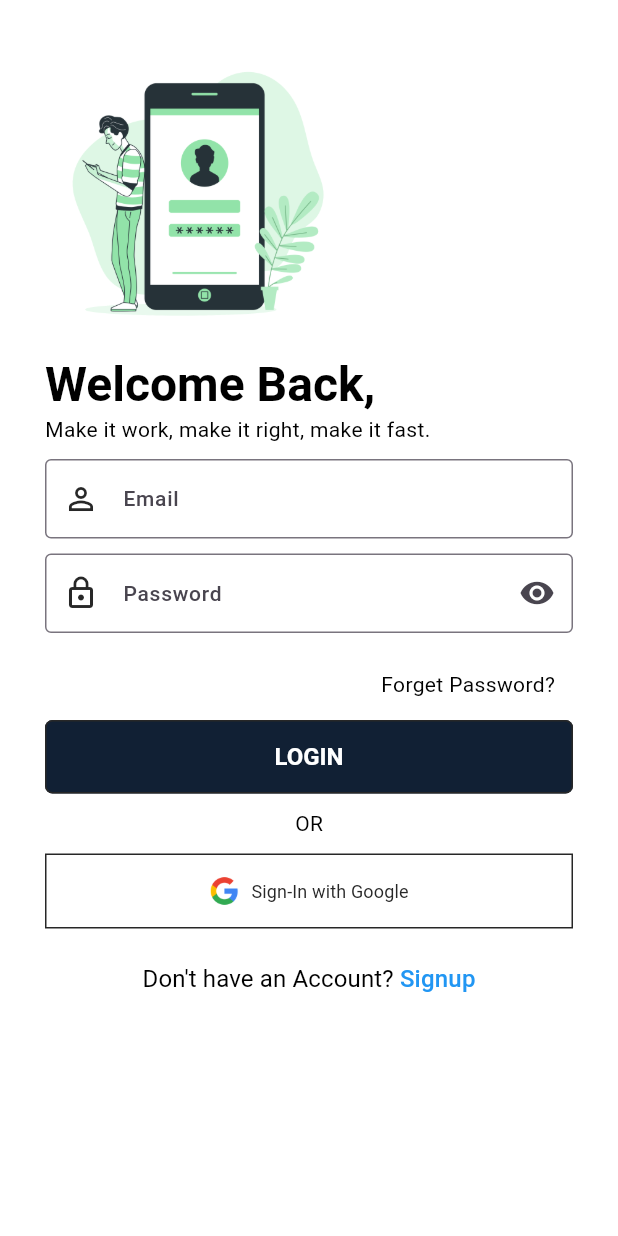
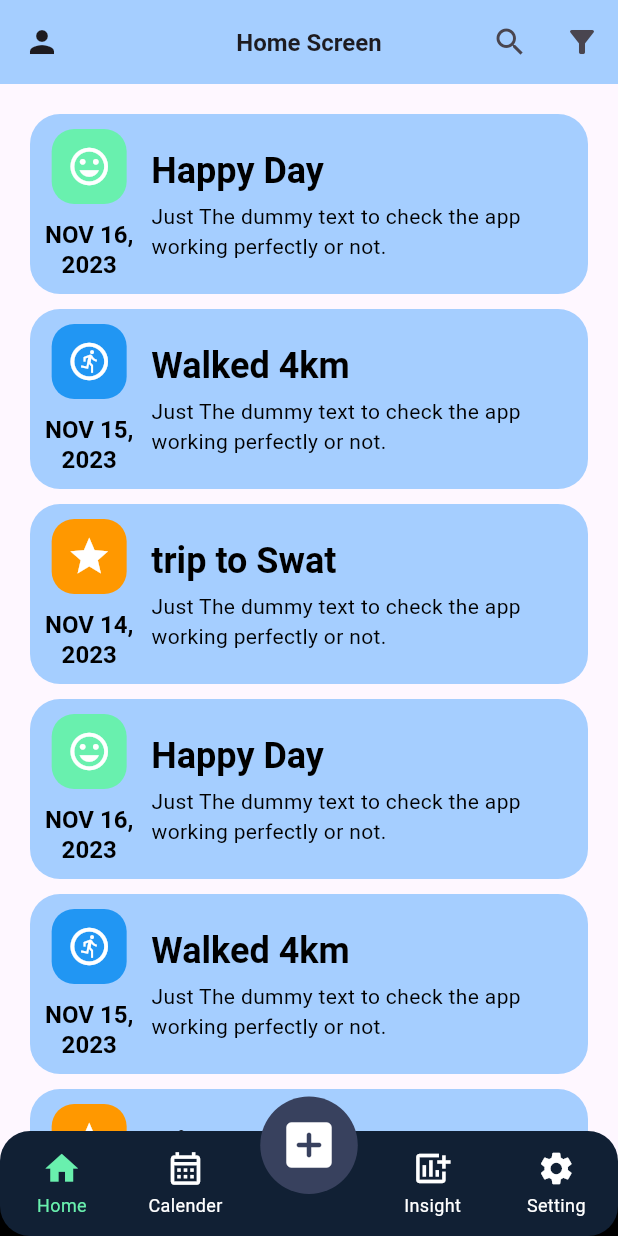
Before and after one commit to Tayyab2267/everyday_chronicles, a Flutter app: the LoginScreen screen opened directly, after a tap on "LOGIN", on a phone screen of 412 x 824 dp. Run offline on Flutter 3.47's test engine with Material 2 defaults, Android fonts, the phone set to English and light mode, and no system bars; drawn by our look-alikes of persistent_bottom_nav_bar; our stand-ins replace firebase_auth, firebase_core, flutter_otp_text_field, get, google_fonts, liquid_swipe and 3 more; missing offline and left inert: dart:ffi; accounts and stored records are empty; generated files the repository leaves out were written again; Roboto replaces fonts that are missing (Poppins).

Commit message:
Make back_button_widget, bottom_navigation_bar_widget, daily_record_card, Home Screen, and Set some little things.

```diff
--- /dev/null
+++ b/lib/src/common_widgets/button/back_button_widget.dart
@@ -0,0 +1,28 @@
+import 'package:flutter/material.dart';
+
+class BackButtonWidget extends StatelessWidget {
+  const BackButtonWidget({
+    super.key,
+  });
+
+  @override
+  Widget build(BuildContext context) {
+    return GestureDetector(
+      onTap: () {
+        Navigator.of(context).pop();
+      },
+      child: Container(
+        padding: const EdgeInsets.all(0.0),
+        child: Row(
+          children: [
+            const Icon(Icons.arrow_back_ios),
+            Text(
+              "Back".toUpperCase(),
+              style: Theme.of(context).textTheme.titleLarge,
+            ),
+          ],
+        ),
+      ),
+    );
+  }
+}
--- /dev/null
+++ b/lib/src/common_widgets/cards/daily_record_card.dart
@@ -0,0 +1,84 @@
+import 'package:flutter/material.dart';
+
+import '../../constants/colors.dart';
+
+class DailyRecordCard extends StatelessWidget {
+  const DailyRecordCard({super.key,
+  required this.color,
+  required this.cardIcon,
+  required this.cardTitle,
+  required this.cardSubTitle,
+  required this.cardDate
+  });
+
+  final cardIcon;
+  final color;
+  final String cardTitle, cardSubTitle, cardDate;
+
+  @override
+  Widget build(BuildContext context) {
+    return Padding(
+      padding: const EdgeInsets.only(bottom: 10.0),
+      child: Row(
+        children: [
+          Expanded(
+            child: Container(
+              decoration: BoxDecoration(
+                borderRadius: BorderRadius.circular(20),
+                color: myBackgroundLightColor,
+              ),
+              padding:
+              const EdgeInsets.symmetric(horizontal: 10, vertical: 10),
+              child: IntrinsicHeight(
+                child: Row(
+                  children: [
+                    Column(
+                      children: [
+                        Container(
+                          padding: const EdgeInsets.all(10),
+                          decoration: BoxDecoration(
+                            color: color,
+                            borderRadius: BorderRadius.circular(15),
+                          ),
+                          child: Icon(cardIcon,
+                              size: 30, color: Colors.white),
+                        ),
+                        const SizedBox(height: 10),
+                        Text(
+                          cardDate.toUpperCase(),
+                          textAlign: TextAlign.center,
+                          style: Theme.of(context).textTheme.titleLarge,
+                        ),
+                      ],
+                    ),
+                    const SizedBox(width: 12),
+                    Expanded(
+                      // Wrap the Column with Expanded
+                      child: Column(
+                        mainAxisAlignment: MainAxisAlignment.center,
+                        crossAxisAlignment: CrossAxisAlignment.start,
+                        children: [
+                          Text(
+                            cardTitle,
+                            style: Theme.of(context).textTheme.headlineMedium,
+                            maxLines: 1,
+                          ),
+                          const SizedBox(height: 5),
+                          Text(
+                            cardSubTitle,
+                            maxLines: 2,
+                            overflow: TextOverflow.ellipsis,
+                          ),
+                        ],
+                      ),
+                    ),
+                  ],
+                ),
+              ),
+            ),
+          ),
+        ],
+      ),
+    );
+  }
+}
--- a/lib/src/constants/colors.dart
+++ b/lib/src/constants/colors.dart
@@ -18,8 +18,13 @@ const myButtonBackgroundColor = Color(0xff112034);
 // Background Colors
 const myBackgroundLightColor = Color(0xffa5ceff);
 const myBackgroundDarkColor = Color(0xff112034);
+const myBackgroundDark2Color = Color(0xff38415e);
 
 // On Boarding Screens Colors
 const myOnBoardingPage1Color = Colors.white;
 const myOnBoardingPage2Color = Color(0xfffddcdf);
 const myOnBoardingPage3Color = Color(0xffffdcbd);
+
+const myOnBoardingPage1DarkColor = Color(0xFF4D4D4D);
+const myOnBoardingPage2DarkColor = Color(0xFF2A2A2A);
+const myOnBoardingPage3DarkColor = Color(0xFF1A1A1A);
--- a/lib/src/features/authentication/screens/forget_password/forget_password_mail/forget_password_mail.dart
+++ b/lib/src/features/authentication/screens/forget_password/forget_password_mail/forget_password_mail.dart
@@ -5,6 +5,8 @@ import 'package:everyday_chronicles/src/constants/text_strings.dart';
 import 'package:everyday_chronicles/src/features/authentication/screens/forget_password/forget_password_otp/otp_screen.dart';
 import 'package:flutter/material.dart';
 import 'package:get/get.dart';
+
+import '../../../../../common_widgets/button/back_button_widget.dart';
 
 class ForgetPasswordMailScreen extends StatelessWidget {
   const ForgetPasswordMailScreen({super.key});
@@ -18,7 +20,8 @@ class ForgetPasswordMailScreen extends StatelessWidget {
             padding: const EdgeInsets.all(myDefaultSize),
             child: Column(
               children: [
-                const SizedBox(height: myDefaultSize * 4),
+                const BackButtonWidget(),
+                const SizedBox(height: myDefaultSize * 3),
                 const FormHeaderWidget(
                   image: myForgetPasswordImage,
                   title: myForgetPassword,
--- a/lib/src/features/authentication/screens/login/login_form_widget.dart
+++ b/lib/src/features/authentication/screens/login/login_form_widget.dart
@@ -1,4 +1,6 @@
+import 'package:everyday_chronicles/src/features/core/screens/home/bottom_navigation_bar_widget.dart';
 import 'package:flutter/material.dart';
+import 'package:get/get.dart';
 
 import '../../../../constants/sizes.dart';
 import '../../../../constants/text_strings.dart';
@@ -57,7 +59,9 @@ class LoginForm extends StatelessWidget {
             SizedBox(
               width: double.infinity,
               child: ElevatedButton(
-                onPressed: () {},
+                onPressed: () {
+                  Get.off( () => const BottomNavigationBarWidget());
+                },
                 child: Text(myLogin.toUpperCase()),
               ),
             ),
--- a/lib/src/features/authentication/screens/login/login_screen.dart
+++ b/lib/src/features/authentication/screens/login/login_screen.dart
@@ -3,6 +3,7 @@ import 'package:everyday_chronicles/src/constants/image_strings.dart';
 import 'package:everyday_chronicles/src/constants/sizes.dart';
 import 'package:everyday_chronicles/src/constants/text_strings.dart';
 import 'package:flutter/material.dart';
+import '../../../../common_widgets/button/back_button_widget.dart';
 import '../../../../constants/colors.dart';
 import 'login_form_footer_widget.dart';
 import 'login_form_widget.dart';
@@ -26,6 +27,7 @@ class LoginScreen extends StatelessWidget {
             child: const Column(
               crossAxisAlignment: CrossAxisAlignment.start,
               children: [
+                BackButtonWidget(),
                 FormHeaderWidget(
                   image: myLoginImage,
                   title: myLoginTitle,
--- a/lib/src/features/authentication/screens/on_boarding/on_boarding_page_widget.dart
+++ b/lib/src/features/authentication/screens/on_boarding/on_boarding_page_widget.dart
@@ -1,7 +1,5 @@
 import 'package:flutter/material.dart';
-
 import '../../../../constants/sizes.dart';
-import '../../../../utils/theme/widget_themes/text_theme.dart';
 import '../../models/model_on_boarding.dart';
 
 class OnBoardingPageWidget extends StatelessWidget {
--- a/lib/src/features/authentication/screens/signup/signup_screen.dart
+++ b/lib/src/features/authentication/screens/signup/signup_screen.dart
@@ -5,6 +5,8 @@ import 'package:everyday_chronicles/src/constants/text_strings.dart';
 import 'package:everyday_chronicles/src/features/authentication/screens/signup/signup_form_footer_widget.dart';
 import 'package:everyday_chronicles/src/features/authentication/screens/signup/signup_form_widget.dart';
 import 'package:flutter/material.dart';
+
+import '../../../../common_widgets/button/back_button_widget.dart';
 
 class SignupScreen extends StatelessWidget {
   const SignupScreen({super.key});
@@ -18,6 +20,7 @@ class SignupScreen extends StatelessWidget {
             padding: const EdgeInsets.all(myDefaultSize),
             child: const Column(
               children: [
+                BackButtonWidget(),
                 FormHeaderWidget(
                   image: mySignupImage,
                   title: mySignupTitle,
--- a/lib/src/features/authentication/screens/splash/splash_screen.dart
+++ b/lib/src/features/authentication/screens/splash/splash_screen.dart
@@ -1,10 +1,8 @@
-import 'package:everyday_chronicles/src/constants/colors.dart';
 import 'package:everyday_chronicles/src/features/authentication/controllers/splash_screen_controller.dart';
 import 'package:flutter/material.dart';
 import 'package:everyday_chronicles/src/constants/image_strings.dart';
 import 'package:everyday_chronicles/src/constants/text_strings.dart';
 import 'package:get/get.dart';
-import '../../../../utils/theme/widget_themes/text_theme.dart';
 
 class SplashScreen extends StatelessWidget {
   SplashScreen({super.key});
@@ -26,7 +24,7 @@ class SplashScreen extends StatelessWidget {
         children: [
           Obx(
             () => AnimatedPositioned(
-              duration: const Duration(milliseconds: 1600),
+              duration: const Duration(milliseconds: 2000),
               bottom: splashController.animate.value ? 300 : 200,
               left: mediaQuery.size.width * 0.1,
               right: mediaQuery.size.width * 0.1,
@@ -44,7 +42,7 @@ class SplashScreen extends StatelessWidget {
           ),
           Obx(
             () => AnimatedPositioned(
-              duration: const Duration(milliseconds: 1600),
+              duration: const Duration(milliseconds: 2000),
               top: splashController.animate.value ? 120 : 80,
               left: 50,
               child: isDarkMode
--- /dev/null
+++ b/lib/src/features/core/screens/home/bottom_navigation_bar_widget.dart
@@ -0,0 +1,103 @@
+import 'package:everyday_chronicles/src/constants/colors.dart';
+import 'package:flutter/material.dart';
+import 'package:persistent_bottom_nav_bar/persistent_tab_view.dart';
+import 'home.dart';
+
+class BottomNavigationBarWidget extends StatefulWidget {
+  const BottomNavigationBarWidget({super.key});
+
+  @override
+  State<BottomNavigationBarWidget> createState() => _BottomNavigationBarWidgetState();
+}
+
+class _BottomNavigationBarWidgetState extends State<BottomNavigationBarWidget> {
+  final _controller = PersistentTabController(initialIndex: 0);
+
+  List<Widget> _buildScreen() {
+    return [
+      const Home(),
+      //here Replace Text with widget and then save that widget to screens folder
+      //Text("Home", style: Theme.of(context).textTheme.headlineLarge),
+      Text("Chart", style: Theme.of(context).textTheme.headlineLarge),
+      Text("Add", style: Theme.of(context).textTheme.headlineLarge),
+      Text("Insight", style: Theme.of(context).textTheme.headlineLarge),
+      Text("Setting", style: Theme.of(context).textTheme.headlineLarge)
+    ];
+  }
+
+  List<PersistentBottomNavBarItem> _navBarItems() {
+    return [
+      PersistentBottomNavBarItem(
+        icon: const Icon(
+          Icons.home,
+          //color: myWhiteColor,
+        ),
+        title: 'Home',
+        inactiveColorPrimary: Colors.white,
+        activeColorPrimary: Colors.greenAccent,
+      ),
+      PersistentBottomNavBarItem(
+        icon: const Icon(
+          Icons.calendar_month_outlined,
+          //color: myWhiteColor,
+        ),
+        title: 'Calender',
+        inactiveColorPrimary: Colors.white,
+        activeColorPrimary: Colors.greenAccent,
+      ),
+      PersistentBottomNavBarItem(
+        icon: const Icon(
+          Icons.cancel,
+          color: Colors.greenAccent,
+          size: 40.0,
+        ),
+        inactiveIcon: const Icon(
+          Icons.add_box_rounded,
+          color: Colors.white,
+          size: 40.0,
+        ),
+        //title: 'Add',
+        activeColorPrimary: myBackgroundDark2Color,
+      ),
+      PersistentBottomNavBarItem(
+        icon: const Icon(
+          Icons.add_chart,
+          //color: myWhiteColor,
+        ),
+        title: 'Insight',
+        inactiveColorPrimary: Colors.white,
+        activeColorPrimary: Colors.greenAccent,
+      ),
+      PersistentBottomNavBarItem(
+        icon: const Icon(
+          Icons.settings,
+          //color: myWhiteColor,
+        ),
+        title: 'Setting',
+        inactiveColorPrimary: Colors.white,
+        activeColorPrimary: Colors.greenAccent,
+      ),
+    ];
+  }
+
+  @override
+  Widget build(BuildContext context) {
+    return SafeArea(
+      child: Scaffold(
+        //body is not home screen it is bottom navigation bar
+        body: PersistentTabView(
+          context,
+          screens: _buildScreen(),
+          items: _navBarItems(),
+          controller: _controller,
+          backgroundColor: myBackgroundDarkColor,
+          decoration: NavBarDecoration(
+            borderRadius: BorderRadius.circular(20.0),
+          ),
+          navBarHeight: 70.0,
+          navBarStyle: NavBarStyle.style15,
+        ),
+      ),
+    );
+  }
+}
--- /dev/null
+++ b/lib/src/features/core/screens/home/home.dart
@@ -0,0 +1,95 @@
+import 'package:everyday_chronicles/src/constants/colors.dart';
+import 'package:flutter/material.dart';
+
+import '../../../../common_widgets/cards/daily_record_card.dart';
+
+class Home extends StatelessWidget {
+  const Home({super.key});
+
+  @override
+  Widget build(BuildContext context) {
+    return Scaffold(
+      //backgroundColor: Colors.black,
+      appBar: AppBar(
+        title: const Text("Home Screen"),
+        centerTitle: true,
+        actions: <Widget>[
+          IconButton(
+            onPressed: () {},
+            icon: const Icon(Icons.search),
+          ),
+          IconButton(
+            onPressed: () {},
+            icon: const Icon(Icons.filter_list_alt),
+          ),
+        ],
+        backgroundColor: myBackgroundLightColor,
+        leading: IconButton(
+          onPressed: () {},
+          icon: const Icon(Icons.person),
+        ),
+        shape: const RoundedRectangleBorder(
+          borderRadius: BorderRadius.only(
+              //bottomLeft: Radius.circular(25),
+              //bottomRight: Radius.circular(25),
+              ),
+        ),
+      ),
+      body: Container(
+        margin: const EdgeInsets.all(20),
+        child: ListView(
+          children: const [
+            DailyRecordCard(
+              cardIcon: Icons.tag_faces,
+              cardDate: "Nov 16,\n2023",
+              cardTitle: "Happy Day",
+              cardSubTitle:
+                  "Just The dummy text to check the app working perfectly or not.",
+              color: Colors.greenAccent,
+            ),
+            DailyRecordCard(
+              cardIcon: Icons.run_circle_outlined,
+              cardDate: "Nov 15,\n2023",
+              cardTitle: "Walked 4km",
+              cardSubTitle:
+                  "Just The dummy text to check the app working perfectly or not.",
+              color: Colors.blue,
+            ),
+            DailyRecordCard(
+              cardIcon: Icons.star,
+              cardDate: "Nov 14,\n2023",
+              cardTitle: "trip to Swat",
+              cardSubTitle:
+                  "Just The dummy text to check the app working perfectly or not.",
+              color: Colors.orange,
+            ),
+            DailyRecordCard(
+              cardIcon: Icons.tag_faces,
+              cardDate: "Nov 16,\n2023",
+              cardTitle: "Happy Day",
+              cardSubTitle:
+                  "Just The dummy text to check the app working perfectly or not.",
+              color: Colors.greenAccent,
+            ),
+            DailyRecordCard(
+              cardIcon: Icons.run_circle_outlined,
+              cardDate: "Nov 15,\n2023",
+              cardTitle: "Walked 4km",
+              cardSubTitle:
+                  "Just The dummy text to check the app working perfectly or not.",
+              color: Colors.blue,
+            ),
+            DailyRecordCard(
+              cardIcon: Icons.star,
+              cardDate: "Nov 14,\n2023",
+              cardTitle: "trip to Swat",
+              cardSubTitle:
+                  "Just The dummy text to check the app working perfectly or not.",
+              color: Colors.orange,
+            ),
+          ],
+        ),
+      ),
+    );
+  }
+}
--- a/pubspec.yaml
+++ b/pubspec.yaml
@@ -19,6 +19,11 @@ dependencies:
   liquid_swipe: ^3.1.0
   smooth_page_indicator: ^1.1.0
   flutter_otp_text_field: ^1.1.1
+  shared_preferences: ^2.2.2
+  firebase_core: ^2.22.0
+  firebase_auth: ^4.14.0
+  persistent_bottom_nav_bar_v2: ^4.2.8
+  persistent_bottom_nav_bar: ^5.0.2
 
 
 dev_dependencies:
```
Also changed, not shown: lib/main.dart (+8 -1 lines), lib/src/features/authentication/controllers/on_boarding_controller.dart (+21 -8 lines), lib/src/features/authentication/controllers/signup_controller.dart (added, +21 -0 lines), lib/src/features/authentication/controllers/splash_screen_controller.dart (+28 -5 lines), lib/src/features/authentication/screens/on_boarding/on_boarding_screen.dart (+15 -7 lines), lib/src/features/authentication/screens/signup/signup_form_widget.dart (+28 -4 lines), lib/src/repository/authentication_repository/authentication_repository.dart (added, +54 -0 lines), lib/src/repository/authentication_repository/exceptions/signup_email_password_failure.dart (added, +16 -0 lines), pubspec.lock.
